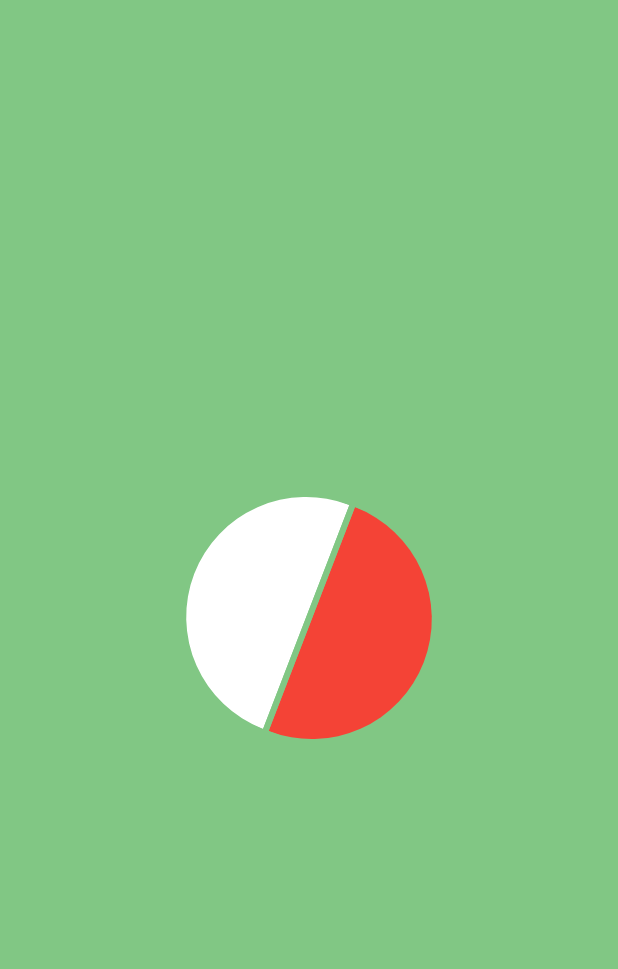
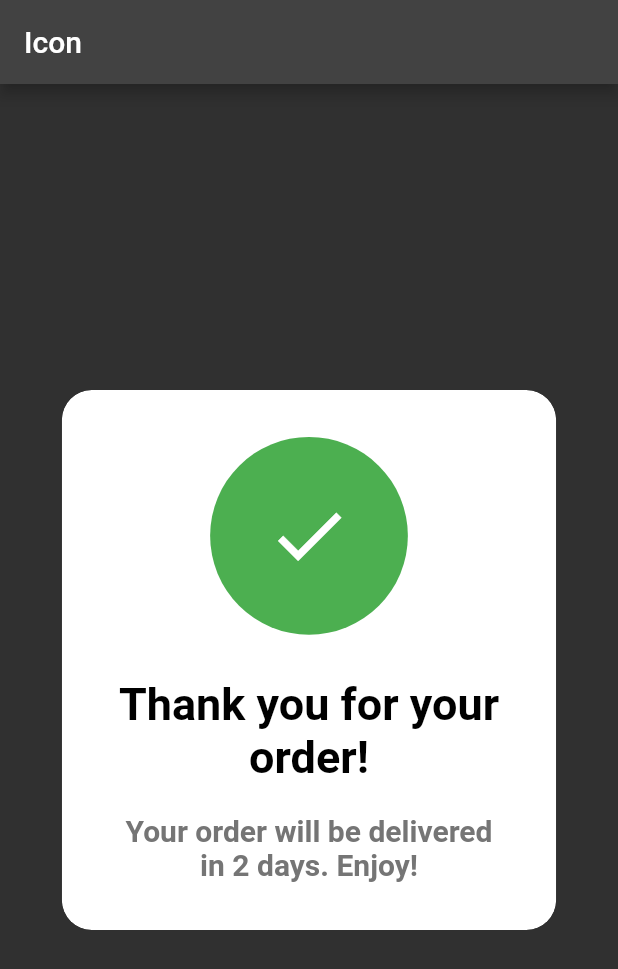
Before and after one commit to moksh-mahajan/flutter_animations, a Flutter app: the screen it shows after launch, on a phone screen of 412 x 824 dp. Shown: the top 969 px of the screen. Run offline on Flutter 3.47's test engine with Material 2 defaults, Android fonts, the phone set to English and light mode, and no system bars.

Commit message:
add prompt animation example

```diff
--- /dev/null
+++ b/lib/animated_prompt_page.dart
@@ -0,0 +1,171 @@
+import 'package:flutter/material.dart';
+
+class AnimatedPromptPage extends StatelessWidget {
+  const AnimatedPromptPage({super.key});
+
+  @override
+  Widget build(BuildContext context) {
+    return Scaffold(
+      appBar: AppBar(
+        title: const Text('Icon'),
+      ),
+      body: const Center(
+          child: AnimatedPrompt(
+        title: 'Thank you for your order!',
+        subtitle: 'Your order will be delivered in 2 days. Enjoy!',
+        child: Icon(Icons.check),
+      )),
+    );
+  }
+}
+
+class AnimatedPrompt extends StatefulWidget {
+  final String title;
+  final String subtitle;
+  final Widget child;
+  const AnimatedPrompt({
+    super.key,
+    required this.title,
+    required this.subtitle,
+    required this.child,
+  });
+
+  @override
+  State<AnimatedPrompt> createState() => _AnimatedPromptState();
+}
+
+class _AnimatedPromptState extends State<AnimatedPrompt>
+    with SingleTickerProviderStateMixin {
+  late AnimationController _controller;
+  late Animation<double> _iconScaleAnimation;
+  late Animation<double> _containerScaleAnimation;
+  late Animation<Offset> _yDisplacementAnimation;
+
+  @override
+  void initState() {
+    super.initState();
+    _controller = AnimationController(
+      vsync: this,
+      duration: const Duration(seconds: 1),
+    );
+
+    _yDisplacementAnimation = Tween<Offset>(
+      begin: Offset.zero,
+      end: const Offset(0, -0.23),
+    ).animate(
+      CurvedAnimation(
+        parent: _controller,
+        curve: Curves.easeInOut,
+      ),
+    );
+
+    _iconScaleAnimation = Tween<double>(begin: 7, end: 6).animate(
+      CurvedAnimation(
+        parent: _controller,
+        curve: Curves.easeInOut,
+      ),
+    );
+
+    _containerScaleAnimation = Tween<double>(
+      begin: 2.0,
+      end: 0.4,
+    ).animate(
+      CurvedAnimation(
+        parent: _controller,
+        curve: Curves.bounceOut,
+      ),
+    );
+  }
+
+  @override
+  void dispose() {
+    _controller.dispose();
+    super.dispose();
+  }
+
+  @override
+  Widget build(BuildContext context) {
+    _controller
+      ..reset()
+      ..forward();
+    return ClipRRect(
+      borderRadius: BorderRadius.circular(20),
+      child: Container(
+        decoration: BoxDecoration(
+          color: Colors.white,
+          borderRadius: BorderRadius.circular(20),
+          boxShadow: [
+            BoxShadow(
+              color: Colors.black.withOpacity(0.2),
+              spreadRadius: 5,
+              blurRadius: 7,
+              offset: const Offset(0, 3),
+            )
+          ],
+        ),
+        child: ConstrainedBox(
+          constraints: BoxConstraints(
+            minHeight: 100,
+            minWidth: 100,
+            maxWidth: MediaQuery.of(context).size.width * 0.8,
+            maxHeight: MediaQuery.of(context).size.height * 0.8,
+          ),
+          child: Stack(
+            children: [
+              Padding(
+                padding: const EdgeInsets.all(32.0),
+                child: Column(
+                  mainAxisSize: MainAxisSize.min,
+                  children: [
+                    const SizedBox(
+                      height: 160,
+                    ),
+                    Text(
+                      widget.title,
+                      textAlign: TextAlign.center,
+                      style: const TextStyle(
+                        fontSize: 30,
+                        fontWeight: FontWeight.bold,
+                        color: Colors.black,
+                      ),
+                    ),
+                    const SizedBox(
+                      height: 20,
+                    ),
+                    Text(
+                      widget.subtitle,
+                      textAlign: TextAlign.center,
+                      style: TextStyle(
+                        fontSize: 20,
+                        fontWeight: FontWeight.bold,
+                        color: Colors.grey.shade600,
+                      ),
+                    ),
+                  ],
+                ),
+              ),
+              Positioned.fill(
+                child: SlideTransition(
+                  position: _yDisplacementAnimation,
+                  child: ScaleTransition(
+                    scale: _containerScaleAnimation,
+                    child: Container(
+                      decoration: const BoxDecoration(
+                        shape: BoxShape.circle,
+                        color: Colors.green,
+                      ),
+                      child: ScaleTransition(
+                        scale: _iconScaleAnimation,
+                        child: widget.child,
+                      ),
+                    ),
+                  ),
+                ),
+              ),
+            ],
+          ),
+        ),
+      ),
+    );
+  }
+}
--- a/lib/main.dart
+++ b/lib/main.dart
@@ -1,6 +1,5 @@
 import 'package:flutter/material.dart';
-import 'package:flutter_animations/rotate_and_flip_chained_animation_page.dart';
-import 'package:flutter_animations/rotating_container_page.dart';
+import 'package:flutter_animations/animated_prompt_page.dart';
 
 void main() => runApp(const App());
 
@@ -9,8 +8,12 @@ class App extends StatelessWidget {
 
   @override
   Widget build(BuildContext context) {
-    return const MaterialApp(
-      home: RotateAndFlipChainedAnimationPage(),
+    return MaterialApp(
+      debugShowCheckedModeBanner: false,
+      theme: ThemeData(brightness: Brightness.light),
+      darkTheme: ThemeData(brightness: Brightness.dark),
+      themeMode: ThemeMode.dark,
+      home: const AnimatedPromptPage(),
     );
   }
 }
--- a/lib/rotate_and_flip_chained_animation_page.dart
+++ b/lib/rotate_and_flip_chained_animation_page.dart
@@ -19,7 +19,7 @@ class RotateAndFlipChainedAnimationPage extends StatelessWidget {
 }
 
 class _RotatingCircle extends StatefulWidget {
-  const _RotatingCircle({super.key});
+  const _RotatingCircle();
 
   @override
   State<_RotatingCircle> createState() => _RotatingCircleState();
--- a/lib/rotating_container_page.dart
+++ b/lib/rotating_container_page.dart
@@ -1,6 +1,5 @@
 import 'dart:math' show pi;
 import 'package:flutter/material.dart';
-import 'package:vector_math/vector_math_64.dart' show Vector3;
 
 class RotatingContainerPage extends StatelessWidget {
   const RotatingContainerPage({super.key});
@@ -18,7 +17,7 @@ class RotatingContainerPage extends StatelessWidget {
 }
 
 class _RotatingContainer extends StatefulWidget {
-  const _RotatingContainer({super.key});
+  const _RotatingContainer();
 
   @override
   State<_RotatingContainer> createState() => _RotatingContainerState();
```
